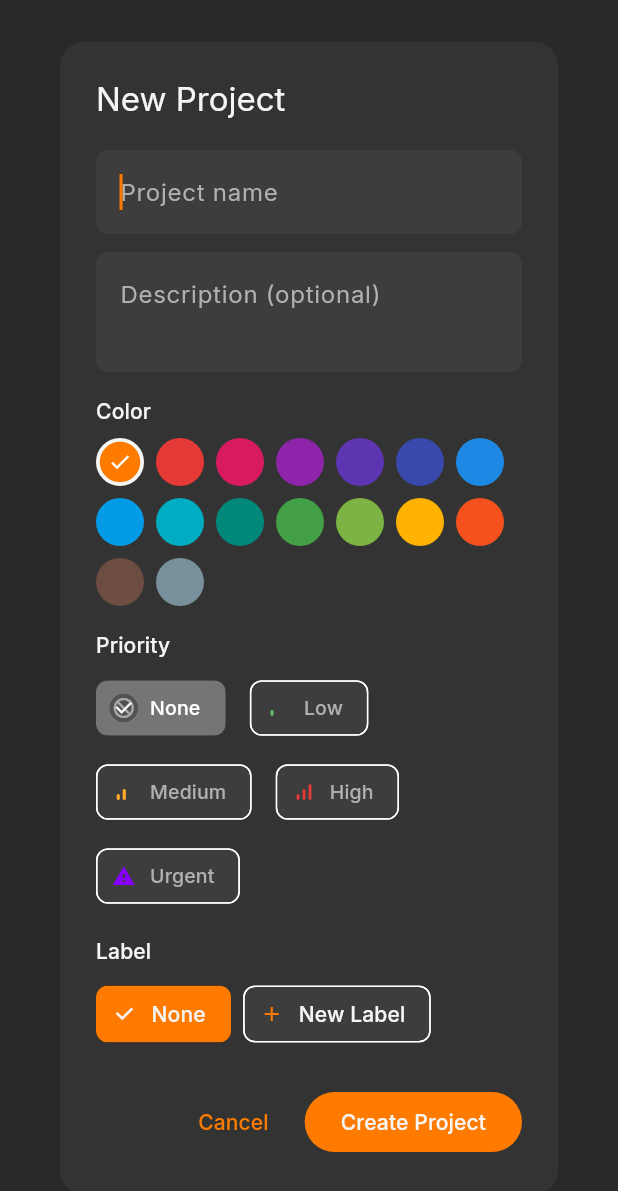
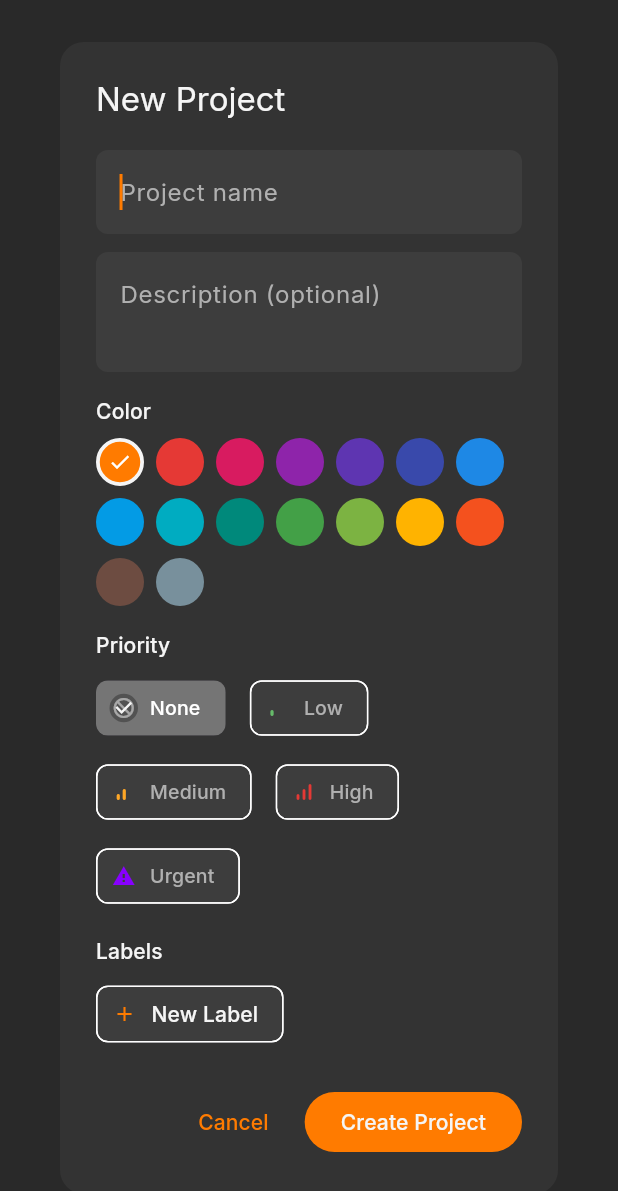
Before and after one commit to dotsem/carpe-diem, a Flutter app: the AddProjectDialog widget shown alone on an empty page, opened directly, on a phone screen of 412 x 824 dp. Shown: the top 1191 px of the screen. Run offline on Flutter 3.47's test engine with Material 3 defaults, Android fonts, the phone set to English and light mode, and no system bars; our stand-ins replace go_router, google_fonts, sqflite_common_ffi; accounts and stored records are empty.

Commit message:
add ability to pick multiple labels instead of one

```diff
--- a/lib/core/constants/app_constants.dart
+++ b/lib/core/constants/app_constants.dart
@@ -2,5 +2,5 @@ class AppConstants {
   static const String appName = 'Carpe Diem';
   static const int maxPlanningDaysAhead = 7;
   static const String dbName = 'carpe_diem.db';
-  static const int dbVersion = 3;
+  static const int dbVersion = 4;
 }
--- a/lib/data/models/project.dart
+++ b/lib/data/models/project.dart
@@ -7,7 +7,7 @@ class Project {
   final String? description;
   final Color color;
   final Priority priority;
-  final String? labelId;
+  final List<String> labelIds;
   final DateTime createdAt;
   final DateTime? updatedAt;
 
@@ -17,7 +17,7 @@ class Project {
     this.description,
     required this.color,
     this.priority = Priority.none,
-    this.labelId,
+    this.labelIds = const [],
     required this.createdAt,
     this.updatedAt,
   });
@@ -28,35 +28,28 @@ class Project {
     'description': description,
     'color': color.toARGB32(),
     'priority': priority.index,
-    'labelId': labelId,
     'createdAt': createdAt.toIso8601String(),
   };
 
-  factory Project.fromMap(Map<String, dynamic> map) => Project(
+  factory Project.fromMap(Map<String, dynamic> map, {List<String> labelIds = const []}) => Project(
     id: map['id'] as String,
     name: map['name'] as String,
     description: map['description'] as String?,
     color: Color(map['color'] as int),
     priority: Priority.values[map['priority'] as int],
-    labelId: map['labelId'] as String?,
+    labelIds: labelIds,
     createdAt: DateTime.parse(map['createdAt'] as String),
     updatedAt: map['updatedAt'] != null ? DateTime.parse(map['updatedAt'] as String) : null,
   );
 
-  Project copyWith({
-    String? name,
-    String? description,
-    Color? color,
-    Priority? priority,
-    String? labelId,
-    bool removeLabel = false,
-  }) => Project(
+  Project copyWith({String? name, String? description, Color? color, Priority? priority, List<String>? labelIds}) =>
+      Project(
         id: id,
         name: name ?? this.name,
         description: description ?? this.description,
         color: color ?? this.color,
         priority: priority ?? this.priority,
-    labelId: removeLabel ? null : (labelId ?? this.labelId),
+        labelIds: labelIds ?? this.labelIds,
         createdAt: createdAt,
         updatedAt: updatedAt,
       );
--- a/lib/providers/project_provider.dart
+++ b/lib/providers/project_provider.dart
@@ -28,7 +28,7 @@ class ProjectProvider extends ChangeNotifier {
     String? description,
     required Color color,
     Priority priority = Priority.none,
-    String? labelId,
+    List<String> labelIds = const [],
   }) async {
     final project = Project(
       id: _uuid.v4(),
@@ -36,7 +36,7 @@ class ProjectProvider extends ChangeNotifier {
       description: description,
       color: color,
       priority: priority,
-      labelId: labelId,
+      labelIds: labelIds,
       createdAt: DateTime.now(),
     );
     await _repo.insert(project);
--- a/lib/ui/dialogs/add_project_dialog.dart
+++ b/lib/ui/dialogs/add_project_dialog.dart
@@ -21,7 +21,7 @@ class _AddProjectDialogState extends State<AddProjectDialog> {
   final _descController = TextEditingController();
   Color _selectedColor = AppColors.accent;
   Priority _priority = Priority.none;
-  String? _selectedLabelId;
+  List<String> _selectedLabelIds = [];
 
   @override
   void dispose() {
@@ -61,9 +61,12 @@ class _AddProjectDialogState extends State<AddProjectDialog> {
           const SizedBox(height: 8),
           PriorityPicker(selected: _priority, onChanged: (p) => setState(() => _priority = p)),
           const SizedBox(height: 16),
-          Text('Label', style: Theme.of(context).textTheme.labelLarge),
+          Text('Labels', style: Theme.of(context).textTheme.labelLarge),
           const SizedBox(height: 8),
-          LabelPicker(selectedLabelId: _selectedLabelId, onSelected: (id) => setState(() => _selectedLabelId = id)),
+          LabelPicker(
+            selectedLabelIds: _selectedLabelIds,
+            onSelected: (ids) => setState(() => _selectedLabelIds = ids),
+          ),
           const SizedBox(height: 24),
           Row(
             mainAxisAlignment: MainAxisAlignment.end,
@@ -87,7 +90,7 @@ class _AddProjectDialogState extends State<AddProjectDialog> {
       description: _descController.text.trim().isEmpty ? null : _descController.text.trim(),
       color: _selectedColor,
       priority: _priority,
-      labelId: _selectedLabelId,
+      labelIds: _selectedLabelIds,
     );
     Navigator.of(context).pop();
   }
--- a/lib/ui/widgets/label_picker.dart
+++ b/lib/ui/widgets/label_picker.dart
@@ -6,10 +6,10 @@ import 'package:carpe_diem/core/theme/app_theme.dart';
 import 'package:carpe_diem/providers/label_provider.dart';
 
 class LabelPicker extends StatelessWidget {
-  final String? selectedLabelId;
-  final ValueChanged<String?> onSelected;
+  final List<String> selectedLabelIds;
+  final ValueChanged<List<String>> onSelected;
 
-  const LabelPicker({super.key, this.selectedLabelId, required this.onSelected});
+  const LabelPicker({super.key, required this.selectedLabelIds, required this.onSelected});
 
   @override
   Widget build(BuildContext context) {
@@ -19,17 +19,8 @@ class LabelPicker extends StatelessWidget {
           spacing: 8,
           runSpacing: 8,
           children: [
-            ChoiceChip(
-              label: const Text('None'),
-              selected: selectedLabelId == null,
-              onSelected: (selected) {
-                if (selected) onSelected(null);
-              },
-              backgroundColor: AppColors.surfaceLight,
-              selectedColor: AppColors.accent,
-            ),
             ...provider.labels.map((label) {
-              final isSelected = label.id == selectedLabelId;
+              final isSelected = selectedLabelIds.contains(label.id);
               return Builder(
                 builder: (context) => GestureDetector(
                   onSecondaryTapDown: (details) {
@@ -40,15 +31,22 @@ class LabelPicker extends StatelessWidget {
                       context.findRenderObject() as RenderBox,
                     );
                   },
-                  child: ChoiceChip(
+                  child: FilterChip(
                     label: Text(label.name),
                     selected: isSelected,
                     onSelected: (selected) {
-                      if (selected) onSelected(label.id);
+                      final newIds = List<String>.from(selectedLabelIds);
+                      if (selected) {
+                        newIds.add(label.id);
+                      } else {
+                        newIds.remove(label.id);
+                      }
+                      onSelected(newIds);
                     },
                     avatar: CircleAvatar(backgroundColor: label.color, radius: 6),
                     backgroundColor: AppColors.surfaceLight,
                     selectedColor: label.color.withAlpha(200),
+                    checkmarkColor: Colors.white,
                     labelStyle: TextStyle(color: isSelected ? Colors.white : AppColors.textSecondary),
                   ),
                 ),
--- a/lib/ui/widgets/project_card.dart
+++ b/lib/ui/widgets/project_card.dart
@@ -1,5 +1,6 @@
 import 'package:carpe_diem/core/theme/app_theme.dart';
 import 'package:carpe_diem/data/models/project.dart';
+import 'package:carpe_diem/data/models/label.dart';
 import 'package:carpe_diem/providers/label_provider.dart';
 import 'package:flutter/material.dart';
 import 'package:provider/provider.dart';
@@ -67,8 +68,13 @@ class ProjectCard extends StatelessWidget {
                 const SizedBox(height: 12),
                 Consumer<LabelProvider>(
                   builder: (context, labelProvider, _) {
-                    final label = labelProvider.getById(project.labelId);
-                    if (label == null) return const SizedBox.shrink();
+                    final labels = project.labelIds.map((id) => labelProvider.getById(id)).whereType<Label>().toList();
+                    if (labels.isEmpty) return const SizedBox.shrink();
+
+                    return Wrap(
+                      spacing: 4,
+                      runSpacing: 4,
+                      children: labels.map((label) {
                         return Container(
                           padding: const EdgeInsets.symmetric(horizontal: 8, vertical: 4),
                           decoration: BoxDecoration(
@@ -92,6 +98,8 @@ class ProjectCard extends StatelessWidget {
                             ],
                           ),
                         );
+                      }).toList(),
+                    );
                   },
                 ),
               ],
```
Also changed, not shown: lib/data/database/database_helper.dart (+51 -28 lines), lib/data/repositories/project_repository.dart (+33 -4 lines), lib/ui/dialogs/edit_project_dialog.dart (+8 -5 lines). Lines whose indentation alone changed are shown as unchanged.
